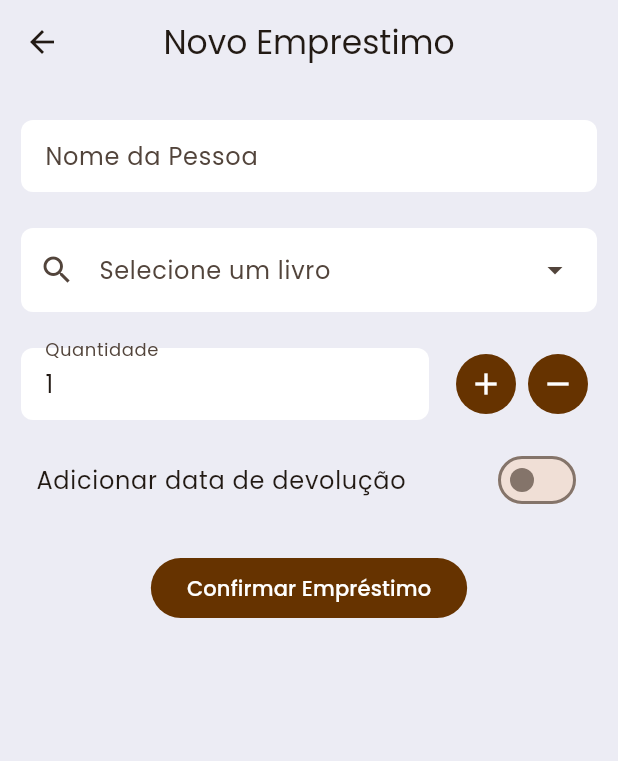
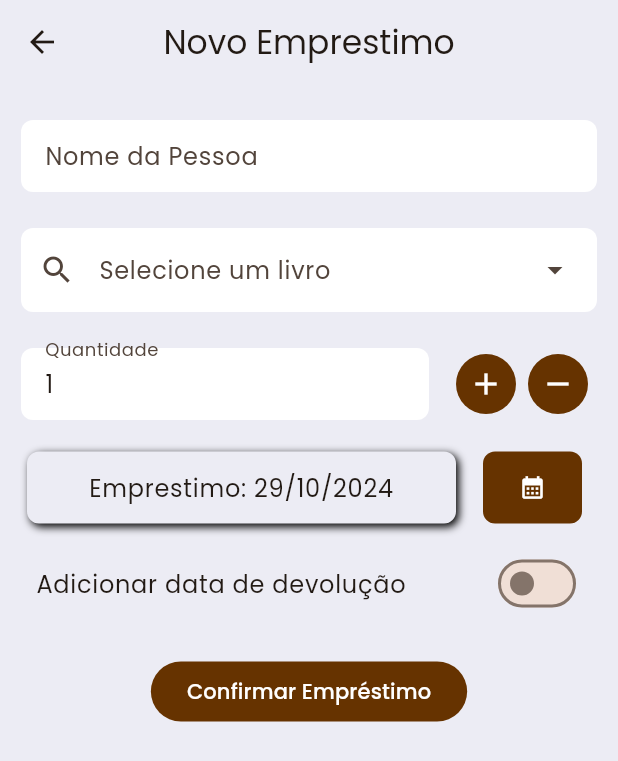
Before and after one commit to Matheus-Doerzbacher/biblioteca_pessoal, a Flutter app: the EmprestimosPage screen opened by its route, after a tap on "Novo", on a phone screen of 412 x 824 dp. Shown: the top 761 px of the screen. Run offline on Flutter 3.47's test engine with Material 3 defaults, Android fonts, the phone set to English and light mode, and no system bars; our stand-ins replace cloud_firestore, custom_rating_bar, firebase_auth, firebase_core, firebase_storage, flutter_svg and 5 more; accounts and stored records are empty; generated files the repository leaves out were written again.

Commit message:
Finalizado a tela de emprestimo

```diff
--- a/lib/core/inject/controllers_inject.dart
+++ b/lib/core/inject/controllers_inject.dart
@@ -48,6 +48,7 @@ void controllersInject(GetIt getIt) {
         getIt(),
         getIt(),
         getIt(),
+        getIt(),
       ),
     );
 }
--- a/lib/layers/presentation/controllers/emprestimo_controller.dart
+++ b/lib/layers/presentation/controllers/emprestimo_controller.dart
@@ -12,6 +12,7 @@ class EmprestimoController extends ChangeNotifier {
   final GetLivroByIdUsecase _getLivroByIdUsecase;
   final UpdateLivroUsecase _updateLivroUsecase;
   final UpdateEmprestimoUsecase _updateEmprestimoUsecase;
+  final DeleteEmprestimoUsecase _deleteEmprestimoUsecase;
 
   EmprestimoController(
     this._createEmprestimoUsecase,
@@ -20,6 +21,7 @@ class EmprestimoController extends ChangeNotifier {
     this._getLivroByIdUsecase,
     this._updateLivroUsecase,
     this._updateEmprestimoUsecase,
+    this._deleteEmprestimoUsecase,
   );
 
   List<Emprestimo> emprestimos = [];
@@ -103,4 +105,15 @@ class EmprestimoController extends ChangeNotifier {
       await getEmprestimos();
     }
   }
+
+  Future<bool> deleteEmprestimo(Emprestimo emprestimo) async {
+    try {
+      await _deleteEmprestimoUsecase(emprestimo.id!);
+      emprestimos.remove(emprestimo);
+      notifyListeners();
+      return true;
+    } catch (error) {
+      return false;
+    }
+  }
 }
--- a/lib/layers/presentation/ui/pages/categoria/components/categoria_item.dart
+++ b/lib/layers/presentation/ui/pages/categoria/components/categoria_item.dart
@@ -21,17 +21,14 @@ class CategoriaItem extends StatelessWidget {
           color: colorScheme.surfaceContainer,
           borderRadius: BorderRadius.circular(8),
         ),
-        child: Expanded(
         child: Row(
           mainAxisAlignment: MainAxisAlignment.spaceBetween,
           children: [
+            const SizedBox(width: 16),
             Expanded(
-                child: Padding(
-                  padding: const EdgeInsets.only(left: 8),
               child: Text(
                 text,
                 style: TextStyle(color: colorScheme.onSurfaceVariant),
-                  ),
               ),
             ),
             IconButton(
@@ -53,7 +50,6 @@ class CategoriaItem extends StatelessWidget {
           ],
         ),
       ),
-      ),
     );
   }
 }
--- a/lib/layers/presentation/ui/pages/emprestimos/components/selecionar_data_emprestimo_component.dart
+++ b/lib/layers/presentation/ui/pages/emprestimos/components/selecionar_data_emprestimo_component.dart
@@ -3,13 +3,16 @@ import 'package:flutter/material.dart';
 // Componente personalizado que utiliza o RestorableDateTime para persistir o
 //estado da data
 class SelecionarDataEmprestimoComponent extends StatefulWidget {
+  final String? restorationId;
+  final Function handleDate;
+  final bool isDevolucao;
+
   const SelecionarDataEmprestimoComponent({
     super.key,
     this.restorationId,
     required this.handleDate,
+    this.isDevolucao = false,
   });
-  final String? restorationId;
-  final Function handleDate;
 
   @override
   State<SelecionarDataEmprestimoComponent> createState() =>
@@ -61,7 +64,7 @@ class _DatePickerExampleState extends State<SelecionarDataEmprestimoComponent>
           initialDate: DateTime.fromMillisecondsSinceEpoch(arguments! as int),
           // Define a primeira data que pode ser selecionada
           // como 1 de janeiro de 2021.
-          firstDate: DateTime.now(),
+          firstDate: DateTime.now().subtract(const Duration(days: 15)),
           // Define a última data que pode ser selecionada
           //como 31 de dezembro de 2022.
           lastDate: DateTime(DateTime.now().year + 2),
@@ -104,7 +107,7 @@ class _DatePickerExampleState extends State<SelecionarDataEmprestimoComponent>
         children: [
           Expanded(
             child: Padding(
-              padding: const EdgeInsetsDirectional.fromSTEB(14, 0, 8, 0),
+              padding: const EdgeInsetsDirectional.fromSTEB(8, 0, 8, 0),
               child: Container(
                 decoration: const BoxDecoration(),
                 child: Padding(
@@ -124,7 +127,7 @@ class _DatePickerExampleState extends State<SelecionarDataEmprestimoComponent>
                       borderRadius: BorderRadius.circular(8),
                     ),
                     child: Text(
-                      'Devolução: ${_selectedDate.value.day}/${_selectedDate.value.month}/${_selectedDate.value.year}',
+                      '${widget.isDevolucao ? 'Devolução' : 'Emprestimo'}: ${_selectedDate.value.day}/${_selectedDate.value.month}/${_selectedDate.value.year}',
                       style: Theme.of(context).textTheme.bodyLarge,
                       textAlign: TextAlign.center,
                     ),
--- a/lib/layers/presentation/ui/pages/emprestimos/emprestimo_page.dart
+++ b/lib/layers/presentation/ui/pages/emprestimos/emprestimo_page.dart
@@ -3,7 +3,6 @@ import 'package:biblioteca_pessoal/layers/domain/entities/emprestimo_entity.dart
 import 'package:biblioteca_pessoal/layers/presentation/controllers/emprestimo_controller.dart';
 import 'package:biblioteca_pessoal/layers/presentation/ui/pages/emprestimos/components/emprestimo_item_component.dart';
 import 'package:biblioteca_pessoal/layers/presentation/widgets/drawer_custom/drawer_custom.dart';
-import 'package:flutter/foundation.dart';
 import 'package:flutter/material.dart';
 import 'package:get_it/get_it.dart';
 
@@ -30,12 +29,9 @@ class _EmprestimosPageState extends State<EmprestimosPage> {
     setState(() {});
   }
 
-  void excluirDevolucao(Emprestimo emprestimo) {
-    if (kDebugMode) {
-      print(
-        'excluio emprestimo com o livro: ${emprestimo.livro?.titulo ?? ''}',
-      );
-    }
+  Future<void> excluirDevolucao(Emprestimo emprestimo) async {
+    await controller.deleteEmprestimo(emprestimo);
+    setState(() {});
   }
 
   @override
@@ -96,7 +92,8 @@ class _EmprestimosPageState extends State<EmprestimosPage> {
   }
 
   Widget _listTodos(BuildContext context, List<Emprestimo> emprestimos) {
-    return Padding(
+    return emprestimos.isNotEmpty
+        ? Padding(
             padding: const EdgeInsets.all(16),
             child: ListView.builder(
               itemCount: emprestimos.length,
@@ -110,6 +107,9 @@ class _EmprestimosPageState extends State<EmprestimosPage> {
                 );
               },
             ),
+          )
+        : const Center(
+            child: Text('Nenhum emprestimo encontrado'),
           );
   }
 
@@ -126,7 +126,8 @@ class _EmprestimosPageState extends State<EmprestimosPage> {
       return false;
     }).toList();
 
-    return Padding(
+    return emprestimos.isNotEmpty
+        ? Padding(
             padding: const EdgeInsets.all(16),
             child: ListView.builder(
               itemCount: atrasados.length,
@@ -139,6 +140,9 @@ class _EmprestimosPageState extends State<EmprestimosPage> {
                 );
               },
             ),
+          )
+        : const Center(
+            child: Text('Nenhum emprestimo atrassado'),
           );
   }
 
@@ -148,7 +152,8 @@ class _EmprestimosPageState extends State<EmprestimosPage> {
           emprestimo.foiDevolvido == false;
     }).toList();
 
-    return Padding(
+    return emprestimos.isNotEmpty
+        ? Padding(
             padding: const EdgeInsets.all(16),
             child: ListView.builder(
               itemCount: semPrazo.length,
@@ -161,6 +166,9 @@ class _EmprestimosPageState extends State<EmprestimosPage> {
                 );
               },
             ),
+          )
+        : const Center(
+            child: Text('Nenhum emprestimo sem prazo'),
           );
   }
 
@@ -169,7 +177,8 @@ class _EmprestimosPageState extends State<EmprestimosPage> {
       return emprestimo.foiDevolvido == true;
     }).toList();
 
-    return Padding(
+    return emprestimos.isNotEmpty
+        ? Padding(
             padding: const EdgeInsets.all(16),
             child: ListView.builder(
               itemCount: semPrazo.length,
@@ -182,6 +191,9 @@ class _EmprestimosPageState extends State<EmprestimosPage> {
                 );
               },
             ),
+          )
+        : const Center(
+            child: Text('Nenhum emprestimo devolvido'),
           );
   }
 }
--- a/lib/layers/presentation/ui/pages/emprestimos/novo_emprestimo_page.dart
+++ b/lib/layers/presentation/ui/pages/emprestimos/novo_emprestimo_page.dart
@@ -24,6 +24,8 @@ class _NovoEmprestimoPageState extends State<NovoEmprestimoPage> {
   bool _switchDataController = false;
   final _dataDevolucao =
       TextEditingController(text: DateTime.now().toIso8601String());
+  final _dataEmprestimo =
+      TextEditingController(text: DateTime.now().toIso8601String());
   Livro? _livroController;
 
   final _formKey = GlobalKey<FormState>();
@@ -39,6 +41,8 @@ class _NovoEmprestimoPageState extends State<NovoEmprestimoPage> {
   @override
   void dispose() {
     _nomeController.dispose();
+    _quantidadeController.dispose();
+    _dataDevolucao.dispose();
     super.dispose();
   }
 
@@ -51,9 +55,15 @@ class _NovoEmprestimoPageState extends State<NovoEmprestimoPage> {
     }
   }
 
-  void _handleData(DateTime dateTime) {
+  void _handleDataDevolucao(DateTime dateTime) {
     setState(() {
       _dataDevolucao.text = dateTime.toIso8601String();
+    });
+  }
+
+  void _handleDataEmprestimo(DateTime dateTime) {
+    setState(() {
+      _dataEmprestimo.text = dateTime.toIso8601String();
     });
   }
 
@@ -84,6 +94,7 @@ class _NovoEmprestimoPageState extends State<NovoEmprestimoPage> {
         destinatario: _nomeController.text,
         quantidade: int.parse(_quantidadeController.text),
         dataDevolucao: dataDevolucao,
+        dataEmprestimo: DateTime.parse(_dataEmprestimo.text),
       );
 
       final result = await controller.createEmprestimo(emprestimo);
@@ -191,6 +202,10 @@ class _NovoEmprestimoPageState extends State<NovoEmprestimoPage> {
                   ],
                 ),
               ),
+              const SizedBox(height: 16),
+              SelecionarDataEmprestimoComponent(
+                handleDate: _handleDataEmprestimo,
+              ),
               // Switch Data Devolução
               Padding(
                 padding: const EdgeInsets.fromLTRB(24, 16, 24, 0),
@@ -215,7 +230,8 @@ class _NovoEmprestimoPageState extends State<NovoEmprestimoPage> {
               ),
               if (_switchDataController)
                 SelecionarDataEmprestimoComponent(
-                  handleDate: _handleData,
+                  handleDate: _handleDataDevolucao,
+                  isDevolucao: true,
                 ),
               Padding(
                 padding: const EdgeInsets.only(top: 24),
```
Also changed, not shown: lib/layers/presentation/ui/pages/categoria/categoria_page.dart (+4 -4 lines). Lines whose indentation alone changed are shown as unchanged.
